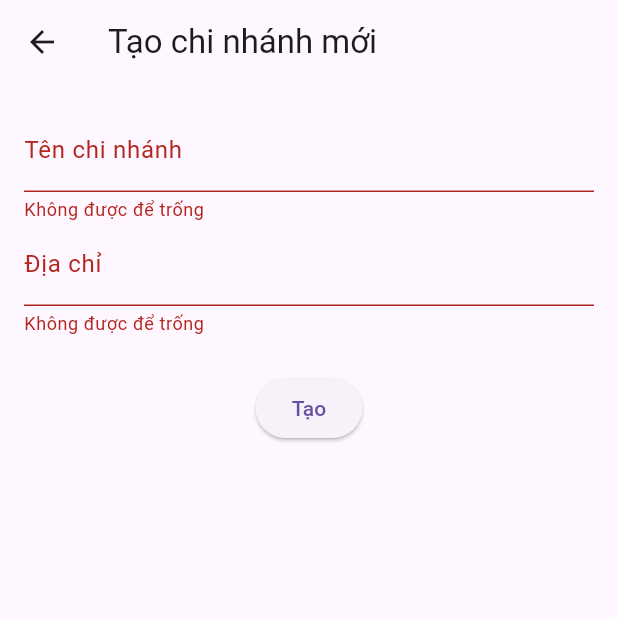
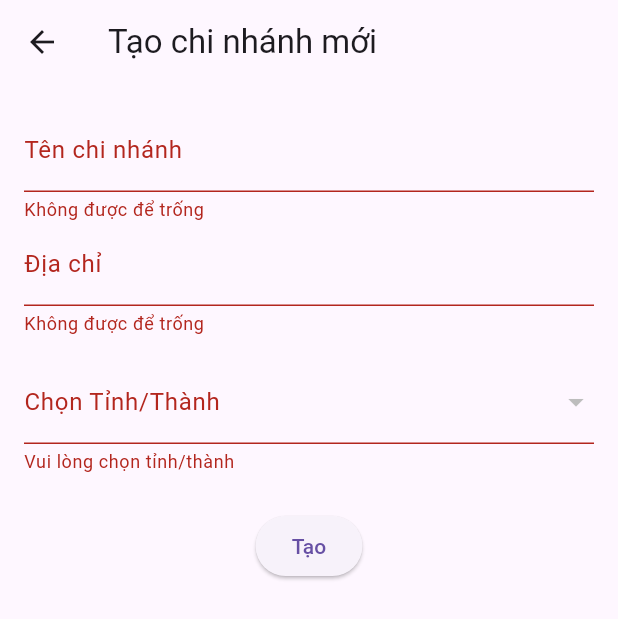
Before and after one commit to anhnbt05/it-search-job-flutter-app, a Flutter app: the CreateBranchPage screen opened directly with empty values, after a tap on "Tạo", on a phone screen of 412 x 824 dp. Shown: the top 619 px of the screen. Run offline on Flutter 3.47's test engine with Material 3 defaults, Android fonts, the phone set to English and light mode, and no system bars; drawn by our look-alikes of toastification; our stand-ins replace dropdown_button2; network calls fail.

Commit message:
feat: create viewmodel and service for provinces

```diff
--- /dev/null
+++ b/ui/lib/Models/Provinces.dart
@@ -0,0 +1,20 @@
+class cProvinces {
+  final String id;
+  final String name;
+
+  cProvinces({required this.id, required this.name});
+
+  factory cProvinces.fromJson(Map<String, dynamic> json) {
+    return cProvinces(
+      id: json['ID'],
+      name: json['Name'],
+    );
+  }
+
+  Map<String, dynamic> toJson() {
+    return {
+      'ID': id,
+      'Name': name,
+    };
+  }
+}
--- /dev/null
+++ b/ui/lib/Services/auth_provinces_service.dart
@@ -0,0 +1,41 @@
+import 'package:http/http.dart' as http;
+import 'package:ui/Models/Provinces.dart';
+import 'dart:convert';
+
+import '../ Constants/api_constants.dart';
+import '../Models/ResponseModel.dart';
+
+class AuthProvincesService {
+  final String _baseUrl = APIConstants.baseUrl;
+
+  Future<ResponseModel> getProvinces() async {
+    try {
+      final response = await http.get(Uri.parse("$_baseUrl/auth/provinces"));
+
+      if (response.statusCode == 200) {
+        final List<dynamic> jsonData = json.decode(response.body);
+        final List<cProvinces> provinceList =
+        jsonData.map((item) => cProvinces.fromJson(item)).toList();
+
+        return ResponseModel(
+          success: true,
+          message: "Thành công",
+          messageList: ["Thành công"],
+          data: provinceList,
+        );
+      } else {
+        return ResponseModel(
+          success: false,
+          message: "Lỗi server: ${response.statusCode}",
+          messageList: ["Lỗi server: ${response.statusCode}"],
+        );
+      }
+    } catch (e) {
+      return ResponseModel(
+        success: false,
+        message: "Lỗi kết nối: $e",
+        messageList: ["Lỗi kết nối: $e"],
+      );
+    }
+  }
+}
--- /dev/null
+++ b/ui/lib/ViewModels/login/ProvincesViewModel.dart
@@ -0,0 +1,25 @@
+import 'package:flutter/material.dart';
+import 'package:ui/Models/Provinces.dart';
+import '../../Services/auth_provinces_service.dart';
+
+class ProvincesViewModel extends ChangeNotifier {
+  final AuthProvincesService _service = AuthProvincesService();
+
+  List<cProvinces> _provinces = [];
+  List<cProvinces> get provinces => _provinces;
+
+  bool isLoading = false;
+
+  Future<void> fetchProvinces() async {
+    isLoading = true;
+    notifyListeners();
+
+    final response = await _service.getProvinces();
+    if (response.success && response.data is List<cProvinces>) {
+      _provinces = response.data;
+    }
+
+    isLoading = false;
+    notifyListeners();
+  }
+}
--- a/ui/lib/Views/login/createbranch_page.dart
+++ b/ui/lib/Views/login/createbranch_page.dart
@@ -1,6 +1,8 @@
 import 'package:flutter/material.dart';
 import 'package:provider/provider.dart';
+import '../../Models/Provinces.dart';
 import '../../ViewModels/login/CompaniesViewModel.dart';
+import '../../ViewModels/login/ProvincesViewModel.dart';
 
 class CreateBranchPage extends StatefulWidget {
   final String companyId;
@@ -16,10 +18,17 @@ class _CreateBranchPageState extends State<CreateBranchPage> {
   final TextEditingController _branchNameController = TextEditingController();
   final TextEditingController _addressController = TextEditingController();
 
+  String? _selectedProvinceId;
   bool isSubmitting = false;
 
+  @override
+  void initState() {
+    super.initState();
+    Provider.of<ProvincesViewModel>(context, listen: false).fetchProvinces();
+  }
+
   Future<void> _submit() async {
-    if (!_formKey.currentState!.validate()) return;
+    if (!_formKey.currentState!.validate() || _selectedProvinceId == null) return;
 
     setState(() => isSubmitting = true);
 
@@ -36,7 +45,7 @@ class _CreateBranchPageState extends State<CreateBranchPage> {
       ScaffoldMessenger.of(context).showSnackBar(
         SnackBar(content: Text("Tạo chi nhánh thành công")),
       );
-      Navigator.pop(context, true); // Trả về true để trigger reload danh sách
+      Navigator.pop(context, true);
     } else {
       ScaffoldMessenger.of(context).showSnackBar(
         SnackBar(content: Text("Lỗi: ${response.message}")),
@@ -46,6 +55,7 @@ class _CreateBranchPageState extends State<CreateBranchPage> {
 
   @override
   Widget build(BuildContext context) {
+    final provinceVM = Provider.of<ProvincesViewModel>(context);
     return Scaffold(
       appBar: AppBar(title: Text("Tạo chi nhánh mới")),
       body: Padding(
@@ -64,6 +74,26 @@ class _CreateBranchPageState extends State<CreateBranchPage> {
                 decoration: InputDecoration(labelText: "Địa chỉ"),
                 validator: (value) => value!.isEmpty ? "Không được để trống" : null,
               ),
+              SizedBox(height: 16),
+              provinceVM.isLoading
+                  ? CircularProgressIndicator()
+                  : DropdownButtonFormField<String>(
+                value: _selectedProvinceId,
+                decoration: InputDecoration(labelText: "Chọn Tỉnh/Thành"),
+                items: provinceVM.provinces
+                    .map((cProvinces provinces) => DropdownMenuItem<String>(
+                  value: provinces.id,
+                  child: Text(provinces.name),
+                ))
+                    .toList(),
+                onChanged: (value) {
+                  setState(() {
+                    _selectedProvinceId = value;
+                  });
+                },
+                validator: (value) =>
+                value == null ? "Vui lòng chọn tỉnh/thành" : null,
+              ),
               SizedBox(height: 24),
               ElevatedButton(
                 onPressed: isSubmitting ? null : _submit,
--- a/ui/lib/main.dart
+++ b/ui/lib/main.dart
@@ -5,6 +5,7 @@ import 'package:toastification/toastification.dart';
 import 'package:ui/Helpers/helpers.dart';
 import 'package:ui/ViewModels/login/CompaniesViewModel.dart';
 import 'package:ui/ViewModels/login/LoginNavigationViewModel.dart';
+import 'package:ui/ViewModels/login/ProvincesViewModel.dart';
 import 'package:ui/ViewModels/login/SignUpViewModel.dart';
 import 'package:ui/Views/recruiter/recruiter.dart';
 import 'package:ui/Views/candidate/candidate.dart';
@@ -32,6 +33,7 @@ void main() {
         ChangeNotifierProvider(create: (context) => LoginNavigationViewModel()),
         ChangeNotifierProvider(create: (context) => CompaniesViewModel()),
         ChangeNotifierProvider(create: (context) => SignUpViewModel()),
+        ChangeNotifierProvider(create: (context) => ProvincesViewModel()),
       ],
       child: MyApp(),
     ),
```
Also changed, not shown: ui/lib/Views/login/createcompany_page.dart (added, +61 -0 lines), ui/lib/Views/login/recruiterregister_page.dart (+29 -26 lines).
